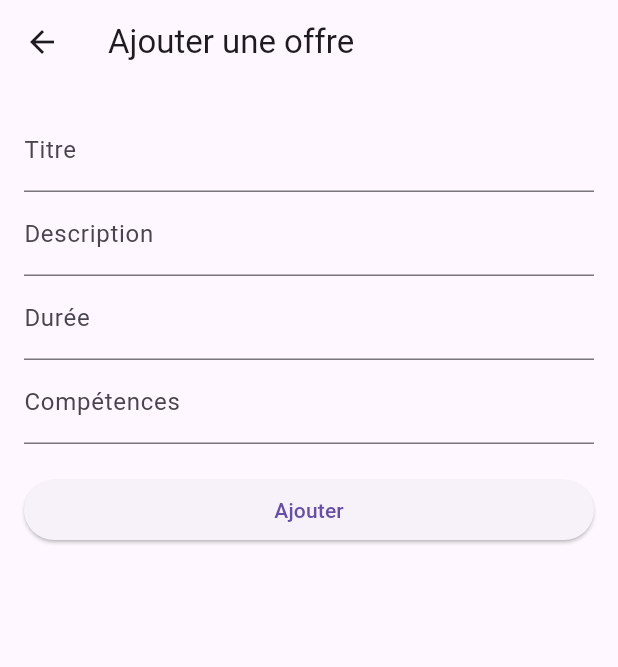
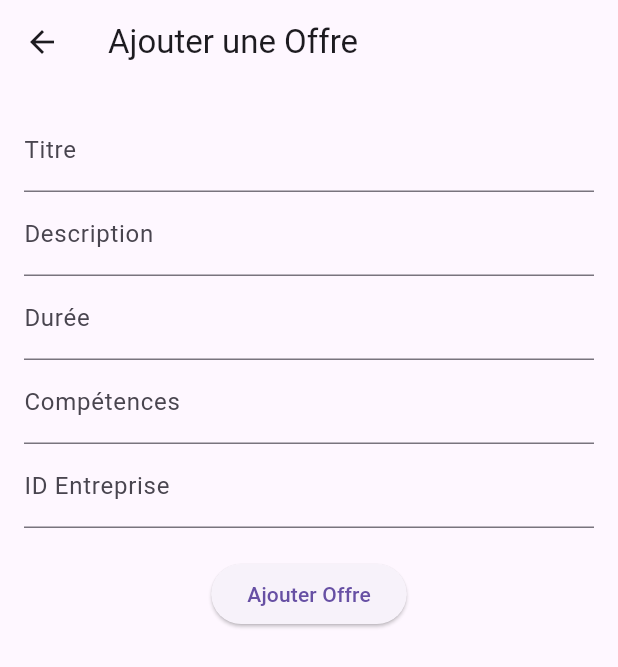
Before and after one commit to yakinebenali/Gestion-de-stage-rapport, a Flutter app: the screen it shows after launch, after a tap on "Ajouter Offre", on a phone screen of 412 x 824 dp. Shown: the top 667 px of the screen. Run offline on Flutter 3.47's test engine with Material 3 defaults, Android fonts, the phone set to English and light mode, and no system bars; our stand-ins replace file_picker; network calls fail.

Commit message:
add:`ajout offre` partie`frontend`

```diff
--- a/frontend/gestionstage/lib/ajoutOffre.dart
+++ b/frontend/gestionstage/lib/ajoutOffre.dart
@@ -1,83 +1,127 @@
 import 'package:flutter/material.dart';
+import 'package:gestionstage/main.dart';
 import 'package:http/http.dart' as http;
 import 'dart:convert';
 
-class AddOffreScreen extends StatefulWidget {
-  final int entrepriseId; // ID de l'entreprise connectée
-  const AddOffreScreen({super.key, required this.entrepriseId});
-
+class AjouterOffrePage extends StatefulWidget {
   @override
-  _AddOffreScreenState createState() => _AddOffreScreenState();
+  _AjouterOffrePageState createState() => _AjouterOffrePageState();
 }
 
-class _AddOffreScreenState extends State<AddOffreScreen> {
+class _AjouterOffrePageState extends State<AjouterOffrePage> {
   final _formKey = GlobalKey<FormState>();
-  final titreController = TextEditingController();
-  final descriptionController = TextEditingController();
-  final dureeController = TextEditingController();
-  final competencesController = TextEditingController();
+  final TextEditingController titreController = TextEditingController();
+  final TextEditingController descriptionController = TextEditingController();
+  final TextEditingController dureeController = TextEditingController();
+  final TextEditingController competencesController = TextEditingController();
+  final TextEditingController entrepriseIdController = TextEditingController();
+
+  String message = '';
 
   Future<void> ajouterOffre() async {
-    final url = Uri.parse('http://localhost:3000/ajouteroffre');
+    final url = Uri.parse('http://localhost:3000/ajouteroffre'); // URL de ton backend
+    final body = {
+      "titre": titreController.text,
+      "description": descriptionController.text,
+      "duree": dureeController.text,
+      "competences": competencesController.text,
+      "entreprise_id": int.tryParse(entrepriseIdController.text) ?? 0
+    };
+
+    try {
       final response = await http.post(
         url,
         headers: {'Content-Type': 'application/json'},
-      body: jsonEncode({
-        'titre': titreController.text,
-        'description': descriptionController.text,
-        'duree': dureeController.text,
-        'competences': competencesController.text,
-        'entreprise_id': widget.entrepriseId,
-      }),
+        body: jsonEncode(body),
       );
 
+      final result = jsonDecode(response.body);
+
      if (response.statusCode == 201) {
+  // Affiche le message avant de naviguer
   ScaffoldMessenger.of(context).showSnackBar(
-        const SnackBar(content: Text(' Offre ajoutée avec succès')),
+    SnackBar(
+      content: Text('Offre ajoutée avec succès ! ID: ${result['offre']['id']}'),
+      duration: Duration(seconds: 2), // Affiche pendant 2 secondes
+    ),
   );
-      titreController.clear();
-      descriptionController.clear();
-      dureeController.clear();
-      competencesController.clear();
-    } else {
-      ScaffoldMessenger.of(context).showSnackBar(
-        SnackBar(content: Text(' Erreur: ${response.statusCode}')),
+
+  // Attend que le SnackBar soit visible avant de naviguer
+  await Future.delayed(Duration(seconds: 2));
+
+  // Navigue vers la page principale (MainPage ou HomePage)
+  Navigator.pushReplacement(
+    context,
+    MaterialPageRoute(builder: (context) => HomeScreen()), // Remplace MyApp par ta page principale
   );
 }
+else {
+        // Erreur : afficher le message
+        setState(() {
+          message = "Erreur: ${result['error']}";
+        });
       }
+    } catch (e) {
+      setState(() {
+        message = "Erreur serveur: $e";
+      });
+    }
+  }
+
 
   @override
   Widget build(BuildContext context) {
     return Scaffold(
-      appBar: AppBar(title: const Text('Ajouter une offre')),
+      appBar: AppBar(title: Text('Ajouter une Offre')),
       body: Padding(
-        padding: const EdgeInsets.all(16.0),
+        padding: EdgeInsets.all(16),
         child: Form(
           key: _formKey,
-          child: ListView(
+          child: SingleChildScrollView(
+            child: Column(
               children: [
                 TextFormField(
                   controller: titreController,
-                decoration: const InputDecoration(labelText: 'Titre'),
+                  decoration: InputDecoration(labelText: 'Titre'),
+                  validator: (value) => value!.isEmpty ? 'Champ requis' : null,
                 ),
                 TextFormField(
                   controller: descriptionController,
-                decoration: const InputDecoration(labelText: 'Description'),
+                  decoration: InputDecoration(labelText: 'Description'),
+                  validator: (value) => value!.isEmpty ? 'Champ requis' : null,
                 ),
                 TextFormField(
                   controller: dureeController,
-                decoration: const InputDecoration(labelText: 'Durée'),
+                  decoration: InputDecoration(labelText: 'Durée'),
                 ),
                 TextFormField(
                   controller: competencesController,
-                decoration: const InputDecoration(labelText: 'Compétences'),
+                  decoration: InputDecoration(labelText: 'Compétences'),
                 ),
-              const SizedBox(height: 20),
+                TextFormField(
+                  controller: entrepriseIdController,
+                  decoration: InputDecoration(labelText: 'ID Entreprise'),
+                  keyboardType: TextInputType.number,
+                  validator: (value) => value!.isEmpty ? 'Champ requis' : null,
+                ),
+                SizedBox(height: 20),
               ElevatedButton(
-                onPressed: ajouterOffre,
-                child: const Text('Ajouter'),
+                  onPressed: () {
+                    if (_formKey.currentState!.validate()) {
+                      ajouterOffre();
+                    }
+                  },
+                  child: Text('Ajouter Offre'),
+                ),
+                SizedBox(height: 20),
+                if (message.isNotEmpty)
+                  Text(
+                    message,
+                    style: TextStyle(
+                        color: message.contains('succès') ? Colors.green : Colors.red),
                   ),
               ],
+            ),
           ),
         ),
       ),
--- a/frontend/gestionstage/lib/main.dart
+++ b/frontend/gestionstage/lib/main.dart
@@ -82,7 +82,7 @@ class HomeScreen extends StatelessWidget {
                     Navigator.push(
                       context,
                       MaterialPageRoute(
-                        builder: (context) => AddOffreScreen(entrepriseId: 1),
+                        builder: (context) =>  AjouterOffrePage(),
                       ),
                     );
                   },
```
Lines whose indentation alone changed are shown as unchanged.
